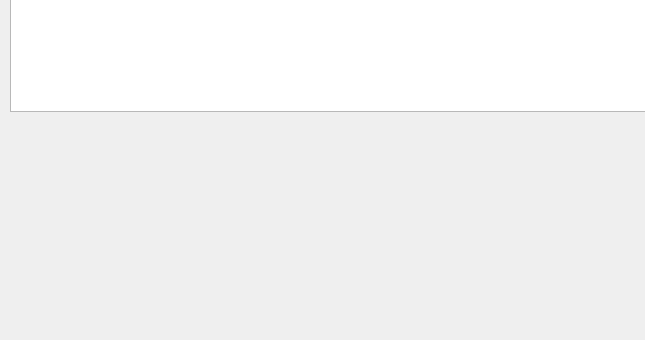
polina26-26/Rep-26-26, file main.ui: the form before one commit; both pictures show x 0 to 645 and y 260 to 600 of the 800 by 600 pixel window.
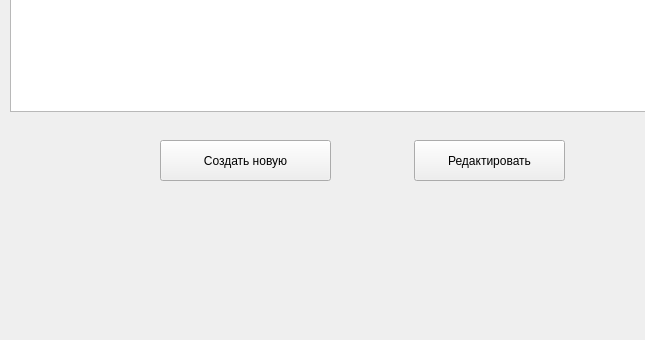
The form after the commit.

Patch:
```diff
--- a/main.ui
+++ b/main.ui
@@ -71,6 +71,32 @@
      </property>
     </column>
    </widget>
+   <widget class="QPushButton" name="Addbtn">
+    <property name="geometry">
+     <rect>
+      <x>160</x>
+      <y>400</y>
+      <width>171</width>
+      <height>41</height>
+     </rect>
+    </property>
+    <property name="text">
+     <string>Создать новую</string>
+    </property>
+   </widget>
+   <widget class="QPushButton" name="editbtn">
+    <property name="geometry">
+     <rect>
+      <x>414</x>
+      <y>400</y>
+      <width>151</width>
+      <height>41</height>
+     </rect>
+    </property>
+    <property name="text">
+     <string>Редактировать</string>
+    </property>
+   </widget>
   </widget>
   <widget class="QMenuBar" name="menubar">
    <property name="geometry">
```
